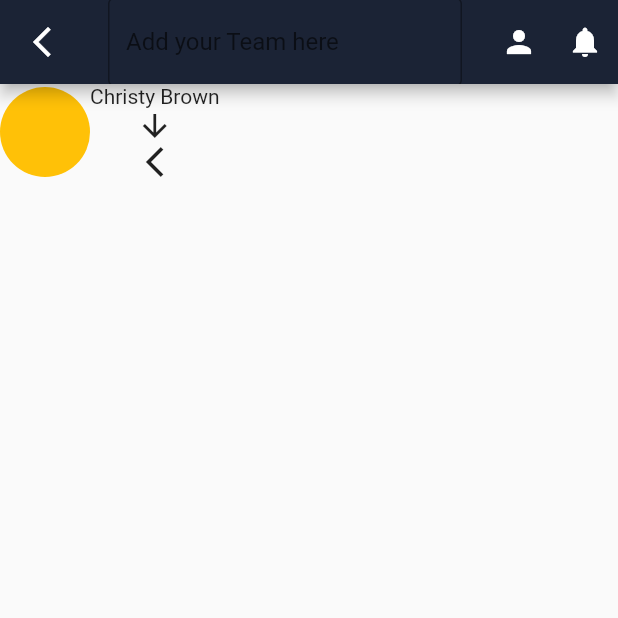
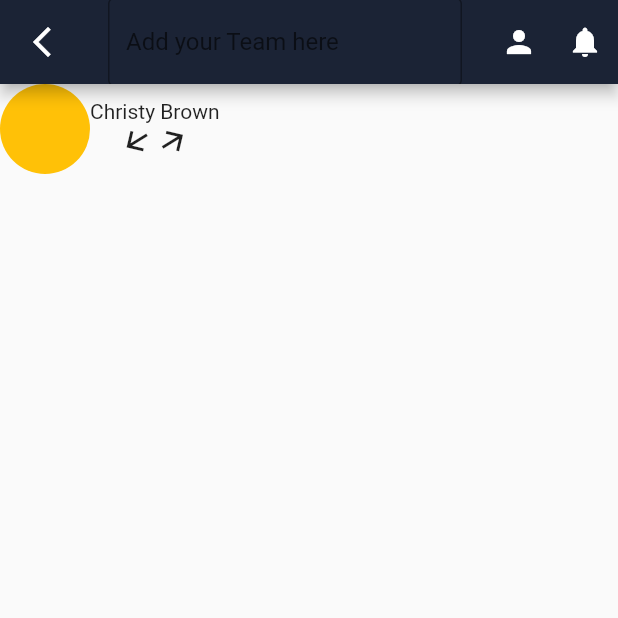
Before and after one commit to Sandy8985/tasqr1, a Flutter app: the screen it shows after launch, on a phone screen of 412 x 824 dp, the top half of it. Run offline on Flutter 3.47's test engine with Material 2 defaults, Android fonts, the phone set to English and light mode, and no system bars.

Commit message:
new tasqr 2nd page

```diff
--- a/lib/main.dart
+++ b/lib/main.dart
@@ -40,8 +40,11 @@ class MyApp extends StatelessWidget {
                 Column(
                   children: [
                     Text('Christy Brown'),
-                    Icon(Icons.arrow_downward_sharp),
-                    Icon(Icons.arrow_back_ios_new)
+                    Row(children: [
+
+                      Transform.rotate(angle: 45, child: Icon(Icons.arrow_downward),),
+                      Transform.rotate(angle: 45, child: Icon(Icons.arrow_upward),)
+                    ],)
                   ],
                 )
               ],
```
